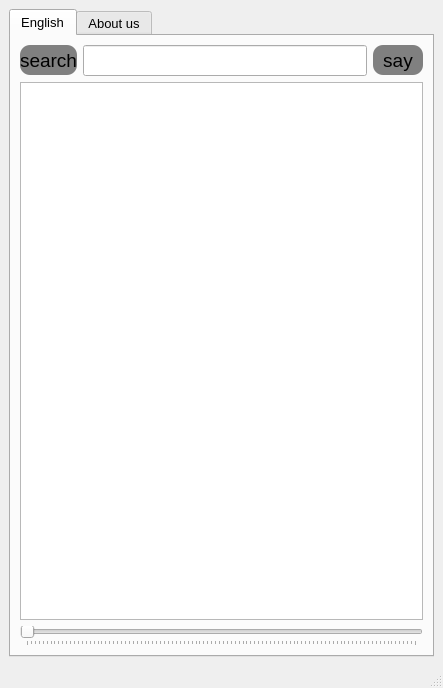
Old version of the form mainwindow.ui in the repository thenaserov/Nahid-Dictionary.
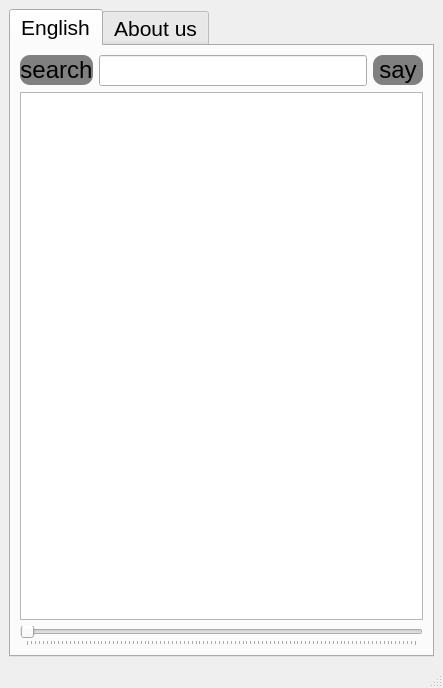
New version of the form.

Commit message: [FIX] UI better for mobile

```diff
--- a/mainwindow.ui
+++ b/mainwindow.ui
@@ -34,7 +34,7 @@
      <widget class="QTabWidget" name="tabWidget">
       <property name="font">
        <font>
-        <pointsize>10</pointsize>
+        <pointsize>16</pointsize>
        </font>
       </property>
       <property name="layoutDirection">
@@ -73,7 +73,7 @@
           </property>
           <property name="font">
            <font>
-            <pointsize>14</pointsize>
+            <pointsize>18</pointsize>
            </font>
           </property>
           <property name="mouseTracking">
@@ -131,7 +131,7 @@
           </property>
           <property name="font">
            <font>
-            <pointsize>14</pointsize>
+            <pointsize>18</pointsize>
            </font>
           </property>
           <property name="styleSheet">
```
Left out of the diff: 4 changed lines with no effect on the pictures.
